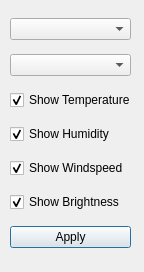
Before: the Qt Designer form QT_project/WeerProject/settings.ui in TheKayneGame/AlWEER-een-project, drawn with Qt 5.
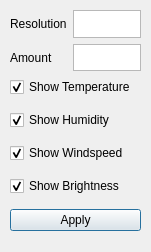
After: the same form once the commit is applied.

Diff of the .ui file:
```diff
--- a/QT_project/WeerProject/settings.ui
+++ b/QT_project/WeerProject/settings.ui
@@ -6,8 +6,8 @@
    <rect>
     <x>0</x>
     <y>0</y>
-    <width>144</width>
-    <height>272</height>
+    <width>151</width>
+    <height>252</height>
    </rect>
   </property>
   <property name="windowTitle">
@@ -17,29 +17,13 @@
    <property name="geometry">
     <rect>
      <x>10</x>
-     <y>10</y>
-     <width>121</width>
-     <height>251</height>
+     <y>70</y>
+     <width>131</width>
+     <height>171</height>
     </rect>
    </property>
    <layout class="QGridLayout" name="gridLayout">
-    <item row="0" column="0">
-     <widget class="QComboBox" name="Resolution"/>
-    </item>
-    <item row="3" column="0">
-     <widget class="QCheckBox" name="cbHumid">
-      <property name="text">
-       <string>Show Humidity</string>
-      </property>
-      <property name="checked">
-       <bool>true</bool>
-      </property>
-     </widget>
-    </item>
-    <item row="1" column="0">
-     <widget class="QComboBox" name="Amount"/>
-    </item>
-    <item row="6" column="0">
+    <item row="4" column="0">
      <widget class="QCheckBox" name="cbBright">
       <property name="text">
        <string>Show Brightness</string>
@@ -49,7 +33,17 @@
       </property>
      </widget>
     </item>
-    <item row="2" column="0">
+    <item row="1" column="0">
+     <widget class="QCheckBox" name="cbHumid">
+      <property name="text">
+       <string>Show Humidity</string>
+      </property>
+      <property name="checked">
+       <bool>true</bool>
+      </property>
+     </widget>
+    </item>
+    <item row="0" column="0">
      <widget class="QCheckBox" name="cbTemp">
       <property name="enabled">
        <bool>true</bool>
@@ -62,22 +56,60 @@
       </property>
      </widget>
     </item>
-    <item row="4" column="0">
-     <widget class="QCheckBox" name="cbSpeed">
-      <property name="text">
-       <string>Show Windspeed</string>
-      </property>
-      <property name="checked">
-       <bool>true</bool>
-      </property>
-     </widget>
-    </item>
-    <item row="7" column="0">
+    <item row="5" column="0">
      <widget class="QPushButton" name="Apply">
       <property name="text">
        <string>Apply</string>
       </property>
      </widget>
+    </item>
+    <item row="2" column="0">
+     <widget class="QCheckBox" name="cbSpeed">
+      <property name="text">
+       <string>Show Windspeed</string>
+      </property>
+      <property name="checked">
+       <bool>true</bool>
+      </property>
+     </widget>
+    </item>
+   </layout>
+  </widget>
+  <widget class="QWidget" name="gridLayoutWidget">
+   <property name="geometry">
+    <rect>
+     <x>10</x>
+     <y>10</y>
+     <width>131</width>
+     <height>61</height>
+    </rect>
+   </property>
+   <layout class="QGridLayout" name="gridLayout_2">
+    <item row="1" column="2">
+     <widget class="QTextEdit" name="AmountValue">
+      <property name="font">
+       <font>
+        <pointsize>8</pointsize>
+       </font>
+      </property>
+     </widget>
+    </item>
+    <item row="1" column="0">
+     <widget class="QLabel" name="label_2">
+      <property name="text">
+       <string>Amount</string>
+      </property>
+     </widget>
+    </item>
+    <item row="0" column="0">
+     <widget class="QLabel" name="label">
+      <property name="text">
+       <string>Resolution</string>
+      </property>
+     </widget>
+    </item>
+    <item row="0" column="2">
+     <widget class="QTextEdit" name="ResolutionValue"/>
     </item>
    </layout>
   </widget>
```
